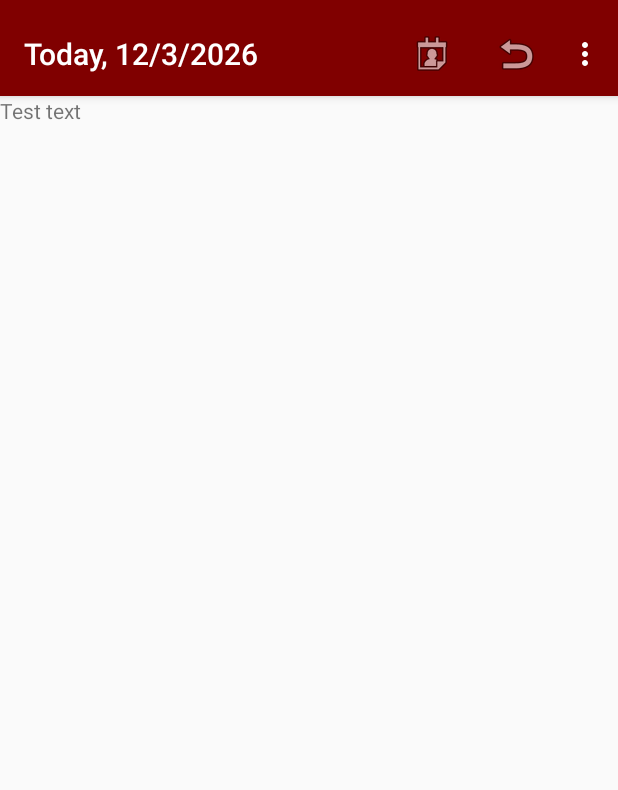
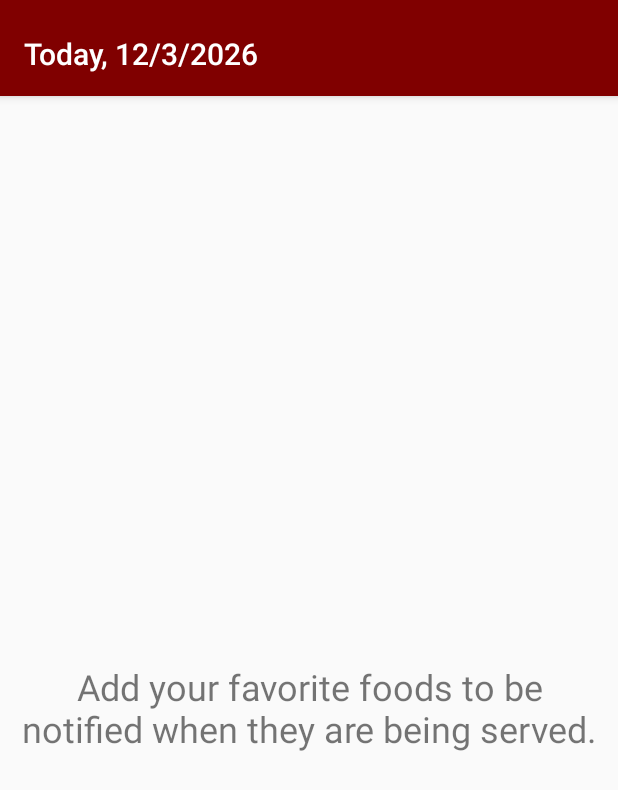
Before and after one commit to tdiltdil27/Campus-Dining-Options, an Android app: the screen it shows after launch (MainActivity), in the options menu, after a tap on "Favorites", on a phone screen of 412 x 824 dp. Shown: the top 790 px of the screen. Run offline under Robolectric (Android 15) with nearby library versions, the phone set to English and light mode, and no system bars; 1 statement that could not run was skipped.

Commit message:
added dialog to add favorites, worked on toolbar switching

```diff
--- a/Application Files/app/src/main/java/edu/rosehulman/dilta/campusdiningoptions/FavoritesFragment.java
+++ b/Application Files/app/src/main/java/edu/rosehulman/dilta/campusdiningoptions/FavoritesFragment.java
@@ -1,13 +1,22 @@
 package edu.rosehulman.dilta.campusdiningoptions;
 
 
+import android.content.DialogInterface;
 import android.os.Bundle;
+import android.support.annotation.Nullable;
 import android.support.v4.app.Fragment;
+import android.support.v4.app.FragmentTransaction;
+import android.support.v7.app.AlertDialog;
 import android.support.v7.widget.LinearLayoutManager;
 import android.support.v7.widget.RecyclerView;
 import android.view.LayoutInflater;
+import android.view.Menu;
+import android.view.MenuInflater;
+import android.view.MenuItem;
 import android.view.View;
 import android.view.ViewGroup;
+import android.widget.EditText;
+import android.widget.TextView;
 
 
 /**
@@ -16,14 +25,10 @@ import android.view.ViewGroup;
  * create an instance of this fragment.
  */
 public class FavoritesFragment extends Fragment {
-    // TODO: Rename parameter arguments, choose names that match
-    // the fragment initialization parameters, e.g. ARG_ITEM_NUMBER
-
-    // TODO: Rename and change types of parameters
-    private String mParam1;
+    private static final String FAVORITES_ADAPTER = "adapter";
 
     private FavoritesAdapter mAdapter;
-
+    private TextView help_message;
 
     public FavoritesFragment() {
         // Required empty public constructor
@@ -36,9 +41,22 @@ public class FavoritesFragment extends Fragment {
      * @return A new instance of fragment FavoritesFragment.
      */
     // TODO: Rename and change types and number of parameters
-    public static FavoritesFragment newInstance() {
+    public static FavoritesFragment newInstance(FavoritesAdapter adapter) {
         FavoritesFragment fragment = new FavoritesFragment();
+        Bundle bundle = new Bundle();
+        bundle.putParcelable(FAVORITES_ADAPTER, adapter);
+        fragment.setArguments(bundle);
         return fragment;
+    }
+
+    @Override
+    public void onCreate(@Nullable Bundle savedInstanceState) {
+        super.onCreate(savedInstanceState);
+        if (savedInstanceState != null) {
+            this.mAdapter = savedInstanceState.getParcelable(FAVORITES_ADAPTER);
+        } else {
+            this.mAdapter = new FavoritesAdapter();
+        }
     }
 
     @Override
@@ -50,10 +68,52 @@ public class FavoritesFragment extends Fragment {
         RecyclerView recyclerView = (RecyclerView) rootView.findViewById(R.id.recycler_view);
         recyclerView.setLayoutManager(new LinearLayoutManager(getActivity()));
         recyclerView.setHasFixedSize(true);
-        mAdapter = new FavoritesAdapter();
-        recyclerView.setAdapter(mAdapter);
+        recyclerView.setAdapter(this.mAdapter);
 
+        help_message = (TextView) rootView.findViewById(R.id.favorites_help_message);
+
+        setHasOptionsMenu(true);
         return rootView;
     }
 
+    @Override
+    public void onCreateOptionsMenu(Menu menu, MenuInflater inflater) {
+        super.onCreateOptionsMenu(menu, inflater);
+        inflater.inflate(R.menu.menu_favorites, menu);
+    }
+
+    @Override
+    public boolean onOptionsItemSelected(MenuItem item) {
+        int id = item.getItemId();
+        MainActivity activity = (MainActivity) getActivity();
+
+        if (id == R.id.action_add_favorite) {
+            editFavorite();
+            return true;
+        }
+
+        return super.onOptionsItemSelected(item);
+    }
+
+    private void editFavorite() {
+        AlertDialog.Builder dialog = new AlertDialog.Builder(getActivity());
+        View view = getActivity().getLayoutInflater().inflate(R.layout.edit_favorite, null);
+        dialog.setView(view);
+
+        final EditText food_name = (EditText) view.findViewById(R.id.food_name_edittext);
+
+        dialog.setNegativeButton(android.R.string.cancel, null);
+        dialog.setPositiveButton(android.R.string.ok, new DialogInterface.OnClickListener() {
+            @Override
+            public void onClick(DialogInterface dialogInterface, int i) {
+                Food food = new Food();
+                food.setName(food_name.getText().toString());
+                mAdapter.addFavorite(food);
+
+                help_message.setVisibility(View.GONE);
+            }
+        });
+
+        dialog.create().show();
+    }
 }
--- a/Application Files/app/src/main/java/edu/rosehulman/dilta/campusdiningoptions/MainActivity.java
+++ b/Application Files/app/src/main/java/edu/rosehulman/dilta/campusdiningoptions/MainActivity.java
@@ -48,6 +48,8 @@ public class MainActivity extends AppCompatActivity {
     private String currentDate;
     private String focusedDate;
 
+    private FavoritesAdapter mFavoritesAdapter;
+
     private DatePickerDialog datePicker;
 
     private int mCurrentYear;
@@ -65,6 +67,8 @@ public class MainActivity extends AppCompatActivity {
         Toolbar toolbar = (Toolbar) findViewById(R.id.toolbar);
         setSupportActionBar(toolbar);
 
+        mFavoritesAdapter = new FavoritesAdapter();
+
         setDate();
         updateTitle();
 
@@ -74,9 +78,7 @@ public class MainActivity extends AppCompatActivity {
         ft.commit();
     }
 
-
-
-    private void setDate() {
+    public void setDate() {
         Calendar calendar = GregorianCalendar.getInstance();
         mCurrentMonth = calendar.get(Calendar.MONTH)+1;
         mCurrentDay = calendar.get(Calendar.DAY_OF_MONTH);
@@ -90,38 +92,7 @@ public class MainActivity extends AppCompatActivity {
         focusedDate = "Today, " + (mMonth) + "/" + mDay +"/"+ mYear;
     }
 
-    @Override
-    public boolean onCreateOptionsMenu(Menu menu) {
-        // Inflate the menu; this adds items to the action bar if it is present.
-        getMenuInflater().inflate(R.menu.menu_main, menu);
-        return true;
-    }
-
-    @Override
-    public boolean onOptionsItemSelected(MenuItem item) {
-        // Handle action bar item clicks here. The action bar will
-        // automatically handle clicks on the Home/Up button, so long
-        // as you specify a parent activity in AndroidManifest.xml.
-        int id = item.getItemId();
-
-        if (id == R.id.action_calendar) {
-
-            createCalendarDialog();
-            return true;
-        } else if (id == R.id.action_refresh) {
-            updateMainFragmentData();
-        } else if (id == R.id.action_favorites) {
-            FavoritesFragment favorites = FavoritesFragment.newInstance();
-            FragmentTransaction ft = getSupportFragmentManager().beginTransaction();
-            ft.replace(R.id.content_main, favorites);
-            ft.addToBackStack("favorites");
-            ft.commit();
-        }
-
-        return super.onOptionsItemSelected(item);
-    }
-
-    private void createCalendarDialog() {
+    public void createCalendarDialog() {
         datePicker = new DatePickerDialog(this, new DatePickerDialog.OnDateSetListener() {
             @Override
             public void onDateSet(DatePicker view, int year, int monthOfYear, int dayOfMonth) {
@@ -150,7 +121,7 @@ public class MainActivity extends AppCompatActivity {
         datePicker.show();
     }
 
-    private void updateTitle() {
+    public void updateTitle() {
         focusedDate = "Today, " + (mMonth) + "/" + mDay +"/"+ mYear;
 
         SimpleDateFormat sdf = new SimpleDateFormat("EEEE");
@@ -182,4 +153,8 @@ public class MainActivity extends AppCompatActivity {
             frag.getData();
         }
     }
+
+    public FavoritesAdapter getFavoritesAdapter() {
+        return this.mFavoritesAdapter;
+    }
 }
--- a/Application Files/app/src/main/java/edu/rosehulman/dilta/campusdiningoptions/MainFragment.java
+++ b/Application Files/app/src/main/java/edu/rosehulman/dilta/campusdiningoptions/MainFragment.java
@@ -7,9 +7,13 @@ import android.support.design.widget.TabLayout;
 import android.support.v4.app.Fragment;
 import android.support.v4.app.FragmentManager;
 import android.support.v4.app.FragmentPagerAdapter;
+import android.support.v4.app.FragmentTransaction;
 import android.support.v4.view.ViewPager;
 import android.util.Log;
 import android.view.LayoutInflater;
+import android.view.Menu;
+import android.view.MenuInflater;
+import android.view.MenuItem;
 import android.view.View;
 import android.view.ViewGroup;
 
@@ -87,6 +91,7 @@ public class MainFragment extends Fragment {
         TabLayout tabLayout = (TabLayout) view.findViewById(R.id.tabs);
         tabLayout.setupWithViewPager(mViewPager);
 
+        setHasOptionsMenu(true);
         return view;
     }
 
@@ -95,6 +100,37 @@ public class MainFragment extends Fragment {
         super.onResume();
         Log.d("MainFrag", "getting data");
         getData();
+    }
+
+    @Override
+    public void onCreateOptionsMenu(Menu menu, MenuInflater inflater) {
+        super.onCreateOptionsMenu(menu, inflater);
+        inflater.inflate(R.menu.menu_main, menu);
+    }
+
+    @Override
+    public boolean onOptionsItemSelected(MenuItem item) {
+        // Handle action bar item clicks here. The action bar will
+        // automatically handle clicks on the Home/Up button, so long
+        // as you specify a parent activity in AndroidManifest.xml.
+        int id = item.getItemId();
+        MainActivity activity = (MainActivity) getActivity();
+
+        if (id == R.id.action_calendar) {
+
+            activity.createCalendarDialog();
+            return true;
+        } else if (id == R.id.action_refresh) {
+            activity.updateMainFragmentData();
+        } else if (id == R.id.action_favorites) {
+            FavoritesFragment favorites = FavoritesFragment.newInstance(activity.getFavoritesAdapter());
+            FragmentTransaction ft = activity.getSupportFragmentManager().beginTransaction();
+            ft.replace(R.id.content_main, favorites);
+            ft.addToBackStack("favorites");
+            ft.commit();
+        }
+
+        return super.onOptionsItemSelected(item);
     }
 
     public void getData() {
--- a/Application Files/app/src/main/res/layout/fragment_favorites.xml
+++ b/Application Files/app/src/main/res/layout/fragment_favorites.xml
@@ -7,7 +7,12 @@
     <TextView
         android:layout_width="wrap_content"
         android:layout_height="wrap_content"
-        android:text="Test text"/>
+        android:id="@+id/favorites_help_message"
+        android:text="@string/favorites_initial_text"
+        android:textSize="24sp"
+        android:layout_gravity="center_vertical|center_horizontal"
+        android:textAlignment="center"
+        android:layout_margin="20px"/>
 
     <android.support.v7.widget.RecyclerView
         android:id="@+id/recycler_view"
--- a/Application Files/app/src/main/res/values/strings.xml
+++ b/Application Files/app/src/main/res/values/strings.xml
@@ -18,4 +18,8 @@
 
     <!-- TODO: Remove or change this placeholder text -->
     <string name="hello_blank_fragment">Hello blank fragment</string>
+    <string name="action_add_favorite">Add Favorite</string>
+    <string name="food_name">Food</string>
+    <string name="name_hint">Eg: Chicken Tenders</string>
+    <string name="favorites_initial_text">Add your favorite foods to be notified when they are being served.</string>
 </resources>
```
Also changed, not shown: Application Files/app/src/main/java/edu/rosehulman/dilta/campusdiningoptions/FavoritesAdapter.java (+37 -1 lines).
